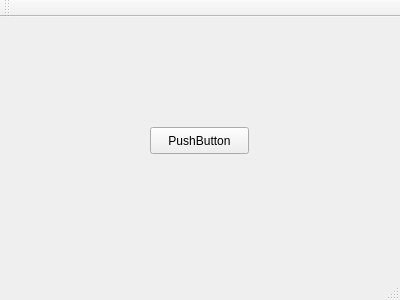
Qt form workspace/OpenAndDecodeGPSTrackFiles/mainwindow.ui (g-ch/workspace) before a commit.
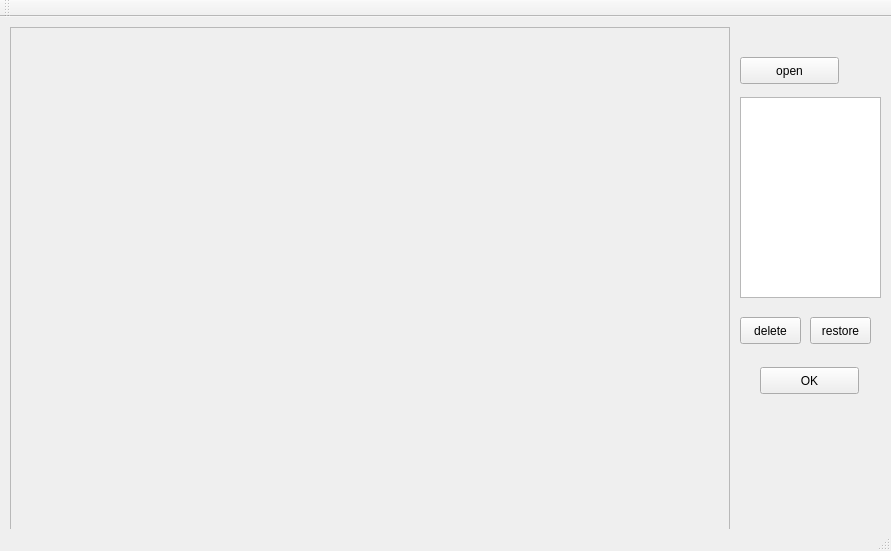
The same form after that commit.

What changed in the file:
```diff
--- a/workspace/OpenAndDecodeGPSTrackFiles/mainwindow.ui
+++ b/workspace/OpenAndDecodeGPSTrackFiles/mainwindow.ui
@@ -6,8 +6,8 @@
    <rect>
     <x>0</x>
     <y>0</y>
-    <width>400</width>
-    <height>300</height>
+    <width>891</width>
+    <height>551</height>
    </rect>
   </property>
   <property name="windowTitle">
@@ -17,14 +17,91 @@
    <widget class="QPushButton" name="pushButton">
     <property name="geometry">
      <rect>
-      <x>150</x>
-      <y>110</y>
+      <x>740</x>
+      <y>40</y>
       <width>99</width>
       <height>27</height>
      </rect>
     </property>
     <property name="text">
-     <string>PushButton</string>
+     <string>open</string>
+    </property>
+   </widget>
+   <widget class="QFrame" name="frame">
+    <property name="geometry">
+     <rect>
+      <x>10</x>
+      <y>10</y>
+      <width>720</width>
+      <height>540</height>
+     </rect>
+    </property>
+    <property name="minimumSize">
+     <size>
+      <width>720</width>
+      <height>540</height>
+     </size>
+    </property>
+    <property name="maximumSize">
+     <size>
+      <width>720</width>
+      <height>540</height>
+     </size>
+    </property>
+    <property name="frameShape">
+     <enum>QFrame::StyledPanel</enum>
+    </property>
+    <property name="frameShadow">
+     <enum>QFrame::Raised</enum>
+    </property>
+   </widget>
+   <widget class="QListWidget" name="listWidget">
+    <property name="geometry">
+     <rect>
+      <x>740</x>
+      <y>80</y>
+      <width>141</width>
+      <height>201</height>
+     </rect>
+    </property>
+   </widget>
+   <widget class="QPushButton" name="pushButton_2">
+    <property name="geometry">
+     <rect>
+      <x>740</x>
+      <y>300</y>
+      <width>61</width>
+      <height>27</height>
+     </rect>
+    </property>
+    <property name="text">
+     <string>delete</string>
+    </property>
+   </widget>
+   <widget class="QPushButton" name="pushButton_3">
+    <property name="geometry">
+     <rect>
+      <x>810</x>
+      <y>300</y>
+      <width>61</width>
+      <height>27</height>
+     </rect>
+    </property>
+    <property name="text">
+     <string>restore</string>
+    </property>
+   </widget>
+   <widget class="QPushButton" name="pushButton_4">
+    <property name="geometry">
+     <rect>
+      <x>760</x>
+      <y>350</y>
+      <width>99</width>
+      <height>27</height>
+     </rect>
+    </property>
+    <property name="text">
+     <string>OK</string>
     </property>
    </widget>
   </widget>
```
Left out of the diff: 2 changed lines with no effect on the pictures.
